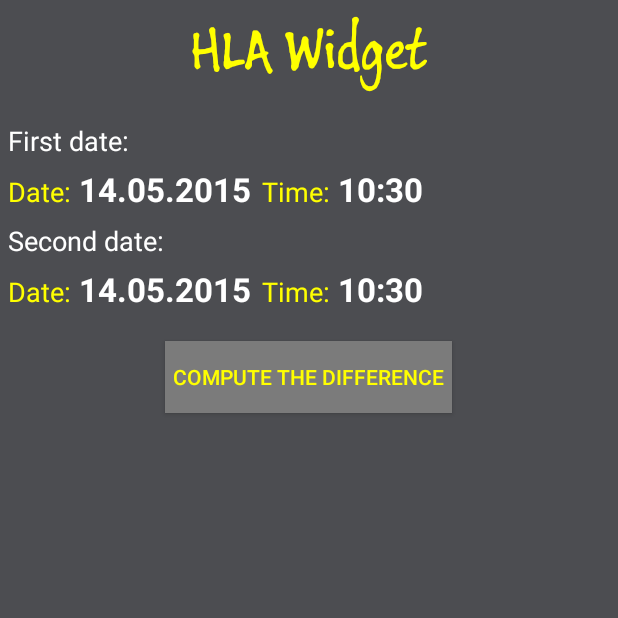
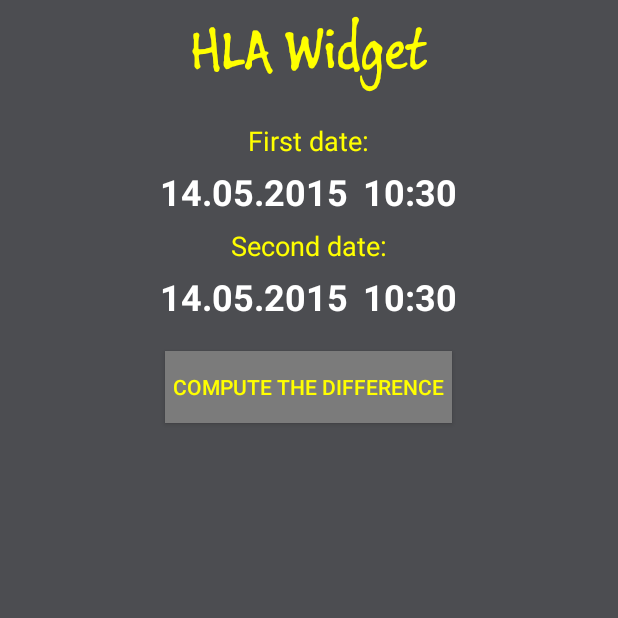
Before and after one commit to aminought/HowLongAgoWidget, an Android app: the screen it shows after launch (HLAActivity), on a phone screen of 412 x 824 dp, the top half of it. Run offline under Robolectric (Android 15) with nearby library versions, the phone set to English and light mode, and no system bars; our stand-ins replace AdMob.

Commit message:
Little changed interface, corrected algorithm of saving and restoring instance state

```diff
--- a/app/src/main/java/com/aminought/hlawidget/HLAActivity.java
+++ b/app/src/main/java/com/aminought/hlawidget/HLAActivity.java
@@ -172,7 +172,6 @@ public class HLAActivity extends FragmentActivity implements View.OnClickListene
         outState.putString("date2String", showDatePicker2ActivityButton.getText().toString());
         outState.putString("time1String", showTimePicker1ActivityButton.getText().toString());
         outState.putString("time2String", showTimePicker2ActivityButton.getText().toString());
-        outState.putString("diffTimeString", diffTime.toString("#ffff00", "#ffffff", true));
     }
 
     @Override
@@ -200,6 +199,6 @@ public class HLAActivity extends FragmentActivity implements View.OnClickListene
         showDatePicker2ActivityButton.setText(savedInstanceState.getString("date2String"));
         showTimePicker1ActivityButton.setText(savedInstanceState.getString("time1String"));
         showTimePicker2ActivityButton.setText(savedInstanceState.getString("time2String"));
-        differenceTextView.setText(Html.fromHtml(savedInstanceState.getString("diffTimeString")));
+        computeDifference();
     }
 }
--- a/app/src/main/res/layout/hlaactivity.xml
+++ b/app/src/main/res/layout/hlaactivity.xml
@@ -48,42 +48,45 @@
                 android:layout_height="wrap_content"
                 android:layout_marginBottom="5dp"
                 android:text="@string/first_date"
-                android:textAppearance="?android:attr/textAppearanceMedium"
-                android:textColor="#ffffff" />
+                android:layout_gravity="center"
+                android:textColor="#ffff00"
+                android:textAppearance="?android:attr/textAppearanceMedium"/>
 
             <LinearLayout
                 android:layout_width="wrap_content"
                 android:layout_height="wrap_content"
                 android:layout_marginBottom="7dp"
+                android:layout_gravity="center"
                 android:orientation="horizontal">
 
-                <TextView
-                    android:id="@+id/date1ActivityTextView"
-                    android:layout_width="wrap_content"
-                    android:layout_height="wrap_content"
-                    android:layout_marginRight="5dp"
-                    android:text="@string/date"
-                    android:textAppearance="?android:attr/textAppearanceMedium"
-                    android:textColor="#ffff00" />
+                <!--<TextView-->
+                    <!--android:id="@+id/date1ActivityTextView"-->
+                    <!--android:layout_width="wrap_content"-->
+                    <!--android:layout_height="wrap_content"-->
+                    <!--android:layout_marginRight="5dp"-->
+                    <!--android:text="@string/date"-->
+                    <!--android:textAppearance="?android:attr/textAppearanceMedium"-->
+                    <!--android:textColor="#ffff00" />-->
 
                 <TextView
                     android:id="@+id/showDatePicker1ActivityButton"
                     android:layout_width="wrap_content"
                     android:layout_height="wrap_content"
-                    android:layout_marginRight="7dp"
+                    android:layout_marginRight="10dp"
                     android:text="@string/sample_date"
                     android:textAppearance="?android:attr/textAppearanceLarge"
+                    android:textSize="24sp"
                     android:textColor="#ffffff"
                     android:textStyle="bold" />
 
-                <TextView
-                    android:id="@+id/time1ActivityTextView"
-                    android:layout_width="wrap_content"
-                    android:layout_height="wrap_content"
-                    android:layout_marginRight="5dp"
-                    android:text="@string/time"
-                    android:textAppearance="?android:attr/textAppearanceMedium"
-                    android:textColor="#ffff00" />
+                <!--<TextView-->
+                    <!--android:id="@+id/time1ActivityTextView"-->
+                    <!--android:layout_width="wrap_content"-->
+                    <!--android:layout_height="wrap_content"-->
+                    <!--android:layout_marginRight="5dp"-->
+                    <!--android:text="@string/time"-->
+                    <!--android:textAppearance="?android:attr/textAppearanceMedium"-->
+                    <!--android:textColor="#ffff00" />-->
 
                 <TextView
                     android:id="@+id/showTimePicker1ActivityButton"
@@ -91,6 +94,7 @@
                     android:layout_height="wrap_content"
                     android:text="@string/sample_time"
                     android:textAppearance="?android:attr/textAppearanceLarge"
+                    android:textSize="24sp"
                     android:textColor="#ffffff"
                     android:textStyle="bold" />
             </LinearLayout>
@@ -101,49 +105,52 @@
                 android:layout_height="wrap_content"
                 android:layout_marginBottom="5dp"
                 android:text="@string/second_date"
-                android:textAppearance="?android:attr/textAppearanceMedium"
-                android:textColor="#ffffff" />
+                android:layout_gravity="center"
+                android:textColor="#ffff00"
+                android:textAppearance="?android:attr/textAppearanceMedium"/>
 
             <LinearLayout
                 android:layout_width="wrap_content"
                 android:layout_height="wrap_content"
+                android:layout_gravity="center"
                 android:orientation="horizontal">
 
-                <TextView
-                    android:id="@+id/date2ActivityTextView"
-                    android:layout_width="wrap_content"
-                    android:layout_height="wrap_content"
-                    android:layout_marginRight="5dp"
-                    android:text="@string/date"
-                    android:textAppearance="?android:attr/textAppearanceMedium"
-                    android:textColor="#ffff00" />
+                <!--<TextView-->
+                    <!--android:id="@+id/date2ActivityTextView"-->
+                    <!--android:layout_width="wrap_content"-->
+                    <!--android:layout_height="wrap_content"-->
+                    <!--android:layout_marginRight="5dp"-->
+                    <!--android:text="@string/date"-->
+                    <!--android:textAppearance="?android:attr/textAppearanceMedium"-->
+                    <!--android:textColor="#ffff00" />-->
 
                 <TextView
                     android:id="@+id/showDatePicker2ActivityButton"
                     android:layout_width="wrap_content"
                     android:layout_height="wrap_content"
-                    android:layout_marginRight="7dp"
+                    android:layout_marginRight="10dp"
                     android:text="@string/sample_date"
                     android:textAppearance="?android:attr/textAppearanceLarge"
+                    android:textSize="24sp"
                     android:textColor="#ffffff"
                     android:textStyle="bold" />
 
-                <TextView
-                    android:id="@+id/time2ActivityTextView"
-                    android:layout_width="wrap_content"
-                    android:layout_height="wrap_content"
-                    android:layout_marginRight="5dp"
-                    android:text="@string/time"
-                    android:textAppearance="?android:attr/textAppearanceMedium"
-                    android:textColor="#ffff00" />
+                <!--<TextView-->
+                    <!--android:id="@+id/time2ActivityTextView"-->
+                    <!--android:layout_width="wrap_content"-->
+                    <!--android:layout_height="wrap_content"-->
+                    <!--android:layout_marginRight="5dp"-->
+                    <!--android:text="@string/time"-->
+                    <!--android:textAppearance="?android:attr/textAppearanceMedium"-->
+                    <!--android:textColor="#ffff00" />-->
 
                 <TextView
                     android:id="@+id/showTimePicker2ActivityButton"
                     android:layout_width="wrap_content"
                     android:layout_height="wrap_content"
-                    android:layout_marginRight="7dp"
                     android:text="@string/sample_time"
                     android:textAppearance="?android:attr/textAppearanceLarge"
+                    android:textSize="24sp"
                     android:textColor="#ffffff"
                     android:textStyle="bold" />
             </LinearLayout>
```
